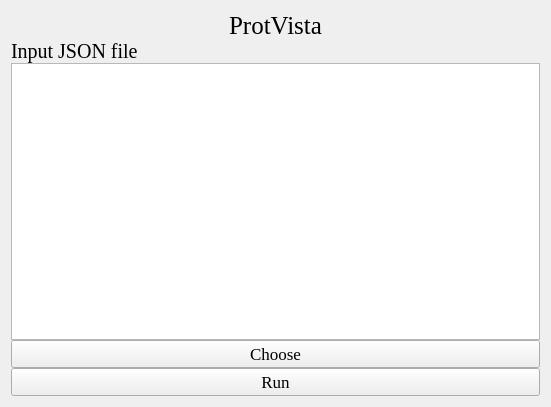
This is UI/ProtVista.ui in hzaurzli/MicroWorldOmics as Qt 5 draws it before an edit. The edited form follows.
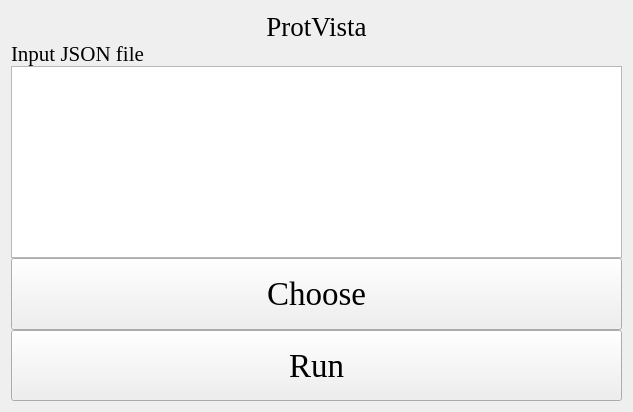
This is the edited form. Icons and pictures are not drawn.

```diff
--- a/UI/ProtVista.ui
+++ b/UI/ProtVista.ui
@@ -6,8 +6,8 @@
    <rect>
     <x>0</x>
     <y>0</y>
-    <width>551</width>
-    <height>407</height>
+    <width>633</width>
+    <height>412</height>
    </rect>
   </property>
   <property name="windowTitle">
@@ -16,25 +16,53 @@
   <property name="styleSheet">
    <string notr="true">background-image: url(D:/tools/Pycharm/pyqt/logo/green_back.png);</string>
   </property>
-  <layout class="QGridLayout" name="gridLayout_2">
+  <layout class="QGridLayout" name="gridLayout_4">
+   <property name="verticalSpacing">
+    <number>0</number>
+   </property>
    <item row="0" column="0">
     <layout class="QGridLayout" name="gridLayout">
      <property name="verticalSpacing">
       <number>0</number>
      </property>
-     <item row="2" column="0">
-      <widget class="QTextBrowser" name="textBrowser_2">
+     <item row="5" column="0" rowspan="2" colspan="2">
+      <widget class="QTextBrowser" name="textBrowser">
        <property name="styleSheet">
         <string notr="true">background-image: url(D:/Documents/Desktop/white.png)</string>
        </property>
       </widget>
      </item>
-     <item row="0" column="0">
+     <item row="8" column="0" colspan="2">
+      <widget class="QPushButton" name="pushButton">
+       <property name="sizePolicy">
+        <sizepolicy hsizetype="Preferred" vsizetype="Preferred">
+         <horstretch>0</horstretch>
+         <verstretch>0</verstretch>
+        </sizepolicy>
+       </property>
+       <property name="font">
+        <font>
+         <family>Times New Roman</family>
+         <pointsize>25</pointsize>
+        </font>
+       </property>
+       <property name="text">
+        <string>Run</string>
+       </property>
+      </widget>
+     </item>
+     <item row="0" column="0" colspan="2">
       <widget class="QLabel" name="label">
+       <property name="sizePolicy">
+        <sizepolicy hsizetype="Preferred" vsizetype="Fixed">
+         <horstretch>0</horstretch>
+         <verstretch>0</verstretch>
+        </sizepolicy>
+       </property>
        <property name="font">
         <font>
          <family>Times New Roman</family>
-         <pointsize>19</pointsize>
+         <pointsize>20</pointsize>
         </font>
        </property>
        <property name="text">
@@ -45,25 +73,18 @@
        </property>
       </widget>
      </item>
-     <item row="3" column="0">
-      <widget class="QPushButton" name="pushButton_2">
-       <property name="font">
-        <font>
-         <family>Times New Roman</family>
-         <pointsize>13</pointsize>
-        </font>
-       </property>
-       <property name="text">
-        <string>Choose</string>
-       </property>
-      </widget>
-     </item>
-     <item row="1" column="0">
+     <item row="3" column="0" colspan="2">
       <widget class="QLabel" name="label_2">
+       <property name="sizePolicy">
+        <sizepolicy hsizetype="Preferred" vsizetype="Fixed">
+         <horstretch>0</horstretch>
+         <verstretch>0</verstretch>
+        </sizepolicy>
+       </property>
        <property name="font">
         <font>
          <family>Times New Roman</family>
-         <pointsize>15</pointsize>
+         <pointsize>16</pointsize>
         </font>
        </property>
        <property name="text">
@@ -74,16 +95,22 @@
        </property>
       </widget>
      </item>
-     <item row="4" column="0">
-      <widget class="QPushButton" name="pushButton">
+     <item row="7" column="0" colspan="2">
+      <widget class="QPushButton" name="pushButton_2">
+       <property name="sizePolicy">
+        <sizepolicy hsizetype="Preferred" vsizetype="Preferred">
+         <horstretch>0</horstretch>
+         <verstretch>0</verstretch>
+        </sizepolicy>
+       </property>
        <property name="font">
         <font>
          <family>Times New Roman</family>
-         <pointsize>13</pointsize>
+         <pointsize>25</pointsize>
         </font>
        </property>
        <property name="text">
-        <string>Run</string>
+        <string>Choose</string>
        </property>
       </widget>
      </item>
```
Left out of the diff: 2 changed lines with no effect on the pictures.
